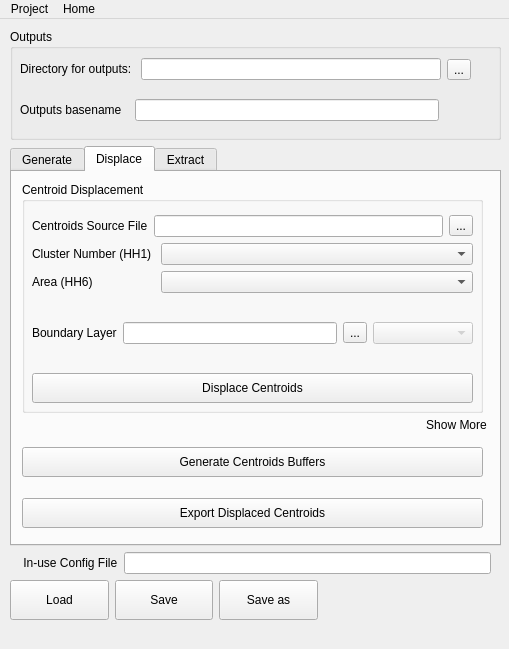
The window that plugin/mgp_mainwindow.ui (unicef-drp/mics-geocoding) describes before a commit, drawn with Qt 5.
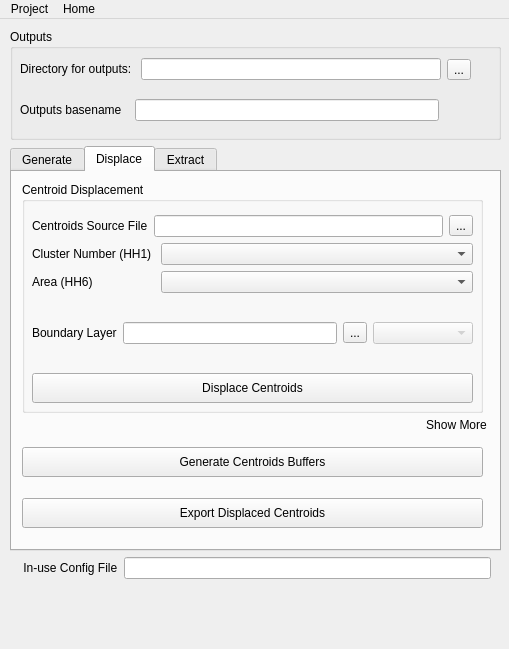
The same window after the commit.

Commit message: feat(ui) [1.5]: add a menu bar, with all menu includinf reset

Patch:
```diff
--- a/plugin/mgp_mainwindow.ui
+++ b/plugin/mgp_mainwindow.ui
@@ -910,78 +910,22 @@
       </layout>
      </item>
      <item>
-      <layout class="QHBoxLayout" name="horizontalLayout_2">
-       <property name="sizeConstraint">
-        <enum>QLayout::SetMinimumSize</enum>
-       </property>
-       <property name="rightMargin">
-        <number>0</number>
-       </property>
-       <item>
-        <widget class="QPushButton" name="loadConfigButton">
-         <property name="sizePolicy">
-          <sizepolicy hsizetype="Expanding" vsizetype="Fixed">
-           <horstretch>0</horstretch>
-           <verstretch>0</verstretch>
-          </sizepolicy>
-         </property>
+      <widget class="QWidget" name="widget" native="true">
          <property name="minimumSize">
           <size>
            <width>0</width>
-           <height>40</height>
-          </size>
-         </property>
-         <property name="text">
-          <string>Load</string>
-         </property>
-        </widget>
-       </item>
-       <item>
-        <widget class="QPushButton" name="saveConfigButton">
-         <property name="sizePolicy">
-          <sizepolicy hsizetype="Expanding" vsizetype="Fixed">
-           <horstretch>0</horstretch>
-           <verstretch>0</verstretch>
-          </sizepolicy>
-         </property>
-         <property name="minimumSize">
-          <size>
-           <width>0</width>
-           <height>40</height>
-          </size>
-         </property>
-         <property name="maximumSize">
-          <size>
-           <width>100</width>
-           <height>16777215</height>
-          </size>
-         </property>
-         <property name="text">
-          <string>Save</string>
-         </property>
-        </widget>
-       </item>
-       <item>
-        <widget class="QPushButton" name="saveConfigAsButton">
-         <property name="sizePolicy">
-          <sizepolicy hsizetype="Expanding" vsizetype="Fixed">
-           <horstretch>0</horstretch>
-           <verstretch>0</verstretch>
-          </sizepolicy>
-         </property>
-         <property name="minimumSize">
-          <size>
-           <width>0</width>
-           <height>40</height>
-          </size>
-         </property>
-         <property name="text">
-          <string>Save as</string>
-         </property>
-        </widget>
-       </item>
-       <item>
+         <height>35</height>
+        </size>
+       </property>
         <widget class="QLabel" name="labelLogo">
+        <property name="geometry">
+         <rect>
+          <x>310</x>
+          <y>0</y>
+          <width>177</width>
+          <height>35</height>
+         </rect>
+        </property>
          <property name="sizePolicy">
           <sizepolicy hsizetype="Fixed" vsizetype="Preferred">
            <horstretch>0</horstretch>
@@ -1004,11 +948,13 @@
           <string/>
          </property>
          <property name="scaledContents">
-          <bool>true</bool>
-         </property>
-        </widget>
-       </item>
-      </layout>
+         <bool>false</bool>
+        </property>
+        <property name="alignment">
+         <set>Qt::AlignRight|Qt::AlignTop|Qt::AlignTrailing</set>
+        </property>
+       </widget>
+      </widget>
      </item>
     </layout>
    </widget>
```
Left out of the diff: 14 changed lines with no effect on the pictures. Lines whose indentation alone changed are shown as unchanged. The commit also changes 6 other files.
